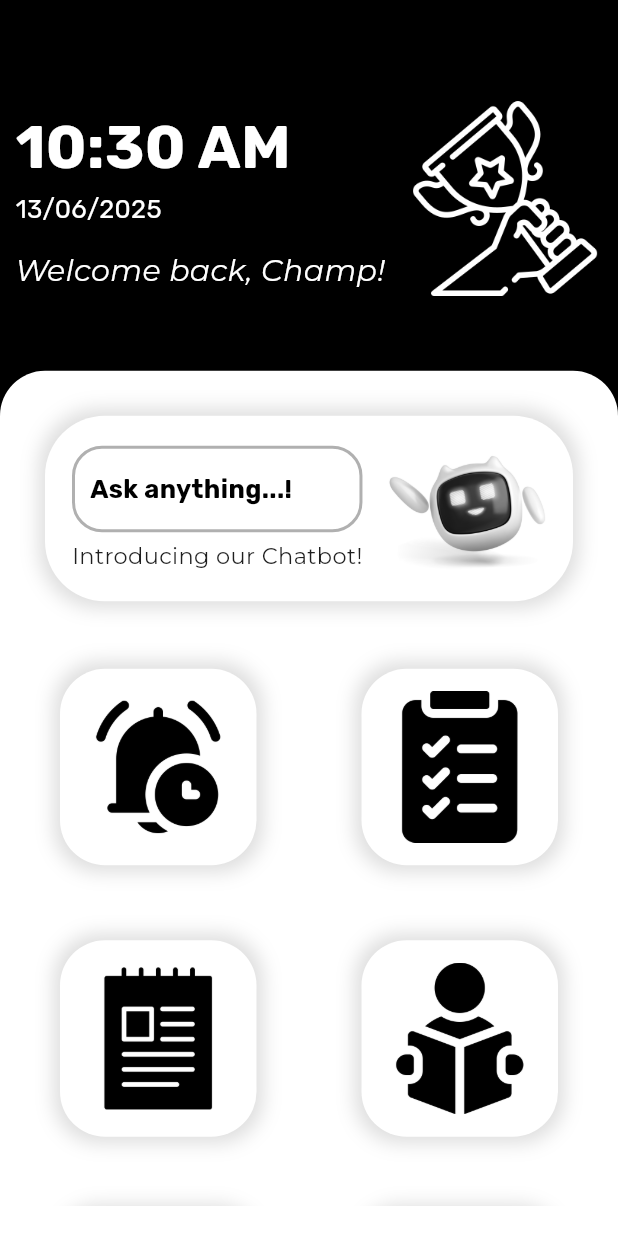
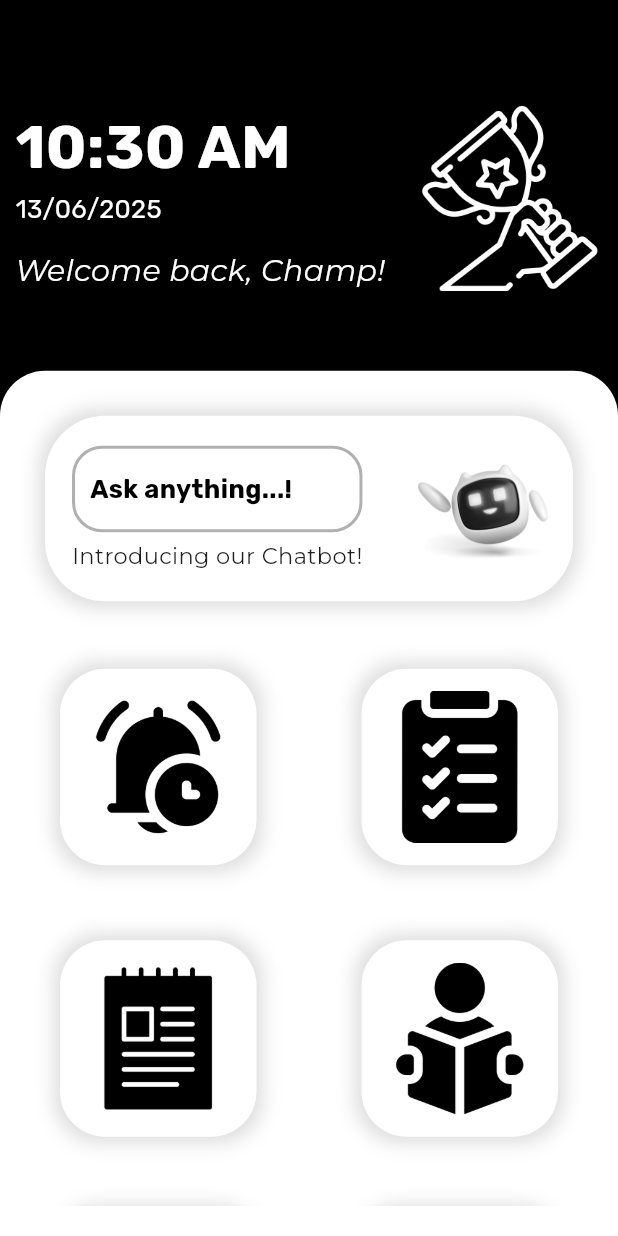
Before and after one commit to sahilsinnarkar/hey_champ, a Flutter app: the screen it shows once a user with an empty profile is signed in, on a phone screen of 412 x 824 dp. Run offline on Flutter 3.47's test engine with Material 3 defaults, Android fonts, the phone set to English and light mode, and no system bars; our stand-ins replace firebase_auth, firebase_core, fl_chart, flutter_colorpicker, flutter_dotenv, flutter_local_notifications and 8 more; accounts and stored records are empty.

Commit message:
UI overflow fix

```diff
--- a/lib/features/chatbot/presentation/chatbot_screen.dart
+++ b/lib/features/chatbot/presentation/chatbot_screen.dart
@@ -51,7 +51,9 @@ class _ChatbotScreenState extends State<ChatbotScreen> {
             ),
           ],
         ),
-        body: Column(
+        body: Padding(
+          padding: const EdgeInsets.all(8.0),
+          child: Column(
             children: [
               Expanded(
                 child: ListView.builder(
@@ -123,6 +125,7 @@ class _ChatbotScreenState extends State<ChatbotScreen> {
             ],
           ),
         ),
+      ),
     );
   }
 
--- a/lib/home/presentation/home_screen.dart
+++ b/lib/home/presentation/home_screen.dart
@@ -98,8 +98,8 @@ class _HomeScreenState extends State<HomeScreen> {
                   Image.asset(
                     "assets/images/trophy.png",
                     fit: BoxFit.contain,
-                    width: 130,
-                    height: 130,
+                    width: w * 0.3,
+                    height: h * 0.3,
                   ),
                 ],
               ),
@@ -196,15 +196,11 @@ class _HomeScreenState extends State<HomeScreen> {
                                   ],
                                 ),
                               ),
-                              SizedBox(
-                                width: w * 0.3,
-                                height: h * 0.3,
-                                child: Image.asset(
-                                  "assets/images/bot.jpg",
-                                  fit: BoxFit.contain,
-                                  width: 100,
-                                  height: 100,
-                                ),
+                              Image.asset(
+                                "assets/images/bot.jpg",
+                                fit: BoxFit.contain,
+                                width: w * 0.25,
+                                height: h * 0.25,
                               ),
                             ],
                           ),
```
Lines whose indentation alone changed are shown as unchanged.
